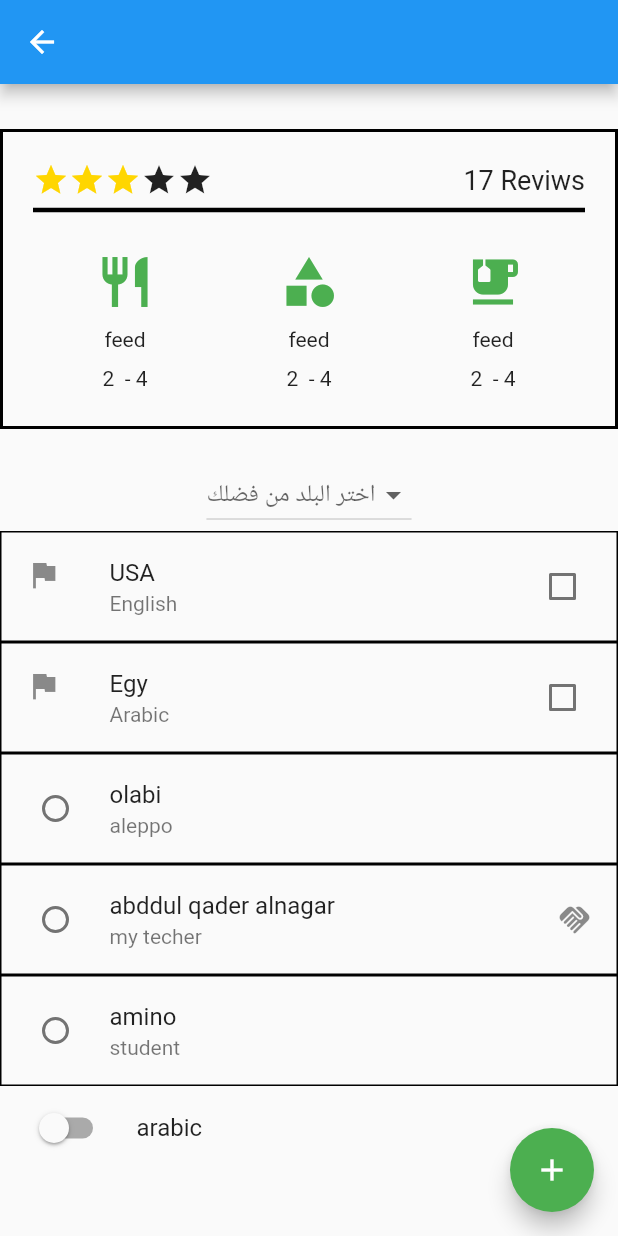
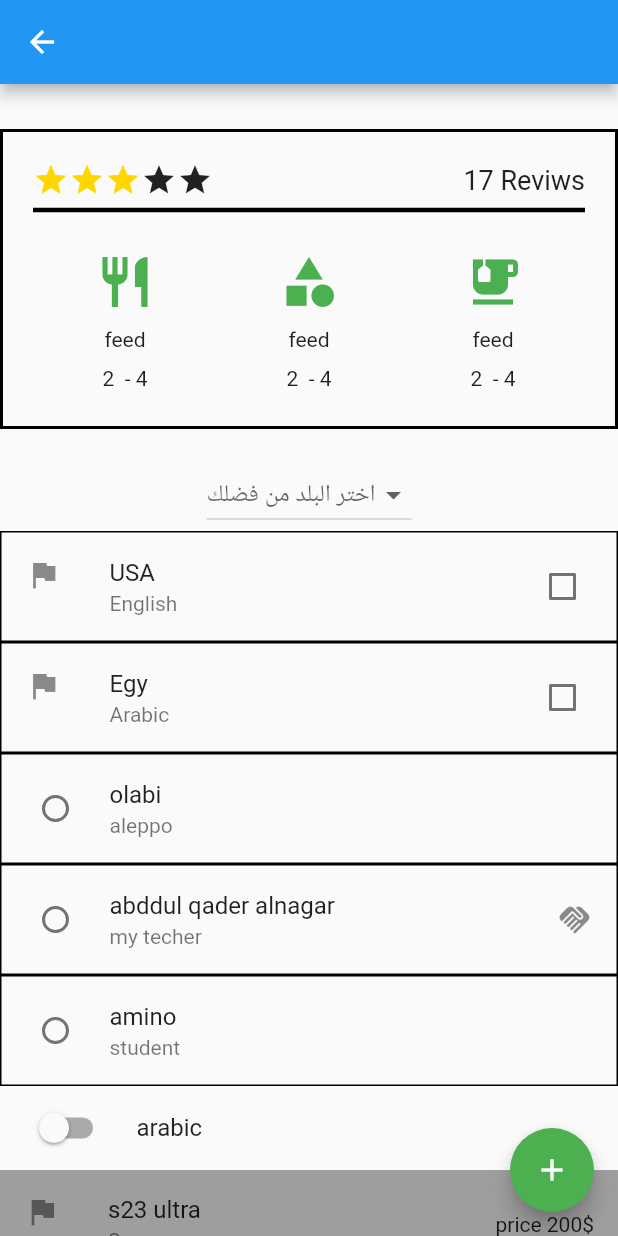
Before and after one commit to ahmadamino/test_git, a Flutter app: the Three screen opened directly, on a phone screen of 412 x 824 dp. Run offline on Flutter 3.47's test engine with Material 2 defaults, Android fonts, the phone set to English and light mode, and no system bars.

Commit message:
List tile

```diff
--- a/lib/column.dart
+++ b/lib/column.dart
@@ -210,6 +210,15 @@ class _ThreeState extends State<Three> {
             },title: Text('arabic'),
               controlAffinity: ListTileControlAffinity.leading,
             ),
+            Container(
+              color: Colors.grey,
+              child: ListTile(
+                title: Text('s23 ultra'),
+                subtitle: Text('Samsung'),
+                leading: Icon(Icons.flag),
+                trailing: Text('price 200\$'),
+              ),
+            ),
 
           ],
         ),
```
